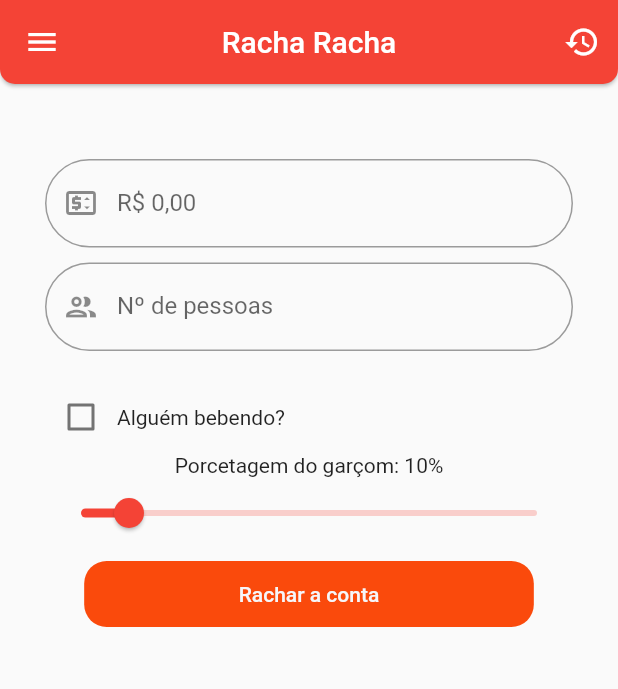
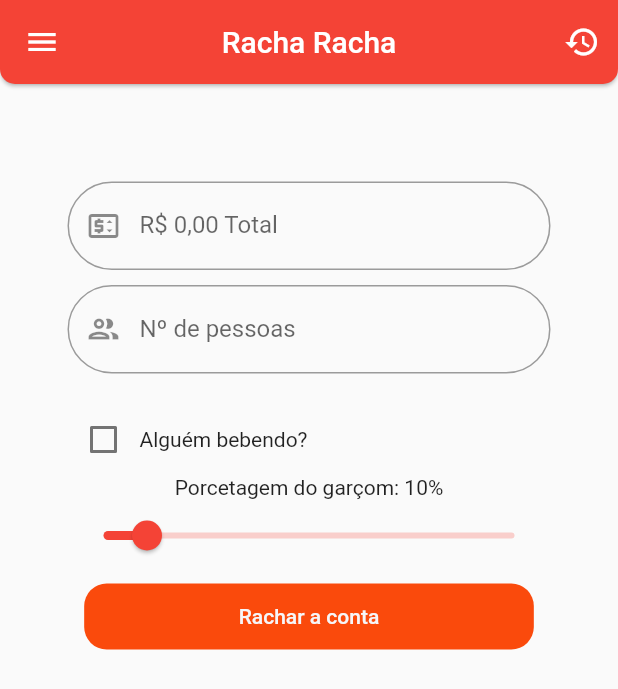
Before and after one commit to ivictoruan/rachaconta, a Flutter app: the screen it shows after launch, on a phone screen of 412 x 824 dp. Shown: the top 689 px of the screen. Run offline on Flutter 3.47's test engine with Material 2 defaults, Android fonts, the light colour scheme and no system bars.

Commit message:
Componentizei um widget de fazer pedidos (check_widget), trabalhei num controller para ele.

```diff
--- a/lib/src/core/widgets/custom_text_field.dart
+++ b/lib/src/core/widgets/custom_text_field.dart
@@ -4,24 +4,23 @@ class CustomTextField extends StatelessWidget {
 
   final String labelText;
   final IconData? icon;
+  final TextInputType? keyboardType;
 
   const CustomTextField(
     {
-      Key? key, required this.labelText, this.icon,
+      Key? key, required this.labelText, this.icon, this.keyboardType,
     }) : super(key: key);
 
   @override
   Widget build(BuildContext context) {
     return TextField(
+              keyboardType: keyboardType,
               decoration: InputDecoration(
                 labelText: labelText,
                 hintText: "Digite o $labelText",
                 prefixIcon:icon == null ? null : Icon(icon),
-                // icon: Icons.ac_unit_outlined,
                 border: const OutlineInputBorder(
-                  // borderSide: BorderSide(color: Colors.green, width: 2.0),
                   borderRadius: BorderRadius.all(Radius.circular(40.0)),
-
                 ),
               ),
             );
--- a/lib/src/model/check_model.dart
+++ b/lib/src/model/check_model.dart
@@ -3,10 +3,11 @@ class CheckModel {
   late String title;
   late double price;
   late DateTime creationDate;
-  late bool someoneDriking;
+  late bool isDriking;
+  late bool waiterPercentage;
   // poderia adicionar um campo para adicionar o local onde a conta foi feita! (funcinalidade de mostrar no mapa?)
 
-  CheckModel({id, title, price, creationDate, someoneDriking});
+  CheckModel({id, title, price, creationDate, someoneDriking, waiterPercentage});
 
   Map<String, dynamic> toMap() {
     return ({
@@ -14,7 +15,8 @@ class CheckModel {
       "title": title,
       "price": price,
       "creation_date": creationDate,
-      "someoneDriking": someoneDriking,
+      "isDriking": isDriking,
+      "waiterPercentage":waiterPercentage,
     });
   }
 }
--- a/lib/src/rachaconta_app.dart
+++ b/lib/src/rachaconta_app.dart
@@ -1,5 +1,5 @@
 import 'package:flutter/material.dart';
-import 'screens/home_screen.dart';
+import 'screens/home_screen/home_screen.dart';
 
 class RachaContaApp extends StatelessWidget {
   const RachaContaApp({Key? key}) : super(key: key);
--- a/lib/src/screens/home_screen.dart
+++ /dev/null
@@ -1,102 +0,0 @@
-import 'package:flutter/material.dart';
-import 'package:rachaconta/src/core/widgets/action_button.dart';
-import 'package:rachaconta/src/core/widgets/custom_text_field.dart';
-
-class HomeScreen extends StatefulWidget {
-  const HomeScreen({Key? key}) : super(key: key);
-
-
-  @override
-  State<HomeScreen> createState() => _HomeScreenState();
-}
-
-class _HomeScreenState extends State<HomeScreen> {
-  int numPeople = 1;
-  int peopleDriking = 0;
-  bool isDriking = false;
-  double totalPrice = 0.0;
-  double drinkPrice = 0.0;
-  double waiterPercentage = 10; // garçom
-
-
-  @override
-  Widget build(BuildContext context) {
-    return Scaffold(
-      appBar: AppBar(
-        shape: const RoundedRectangleBorder(
-          borderRadius: BorderRadius.vertical(
-            bottom: Radius.circular(10),
-          ),
-        ),
-        title: const Text("Racha Racha"),
-        centerTitle: true,
-        elevation: 1,
-          leading: IconButton(
-            onPressed: () => {},
-            icon: const Icon(Icons.menu),
-          ),
-        actions: [
-            IconButton(
-              onPressed: () => {},
-               icon: const Icon(Icons.history),
-            ),
-          ],
-      ),
-
-      body: Padding(
-        padding: const EdgeInsets.all(30),
-        child: Column(
-          children:  [
-            //Estão bebendo?
-            const SizedBox(height:20),
-            const CustomTextField(
-              labelText: "R\$ 0,00",
-              icon: Icons.price_change_outlined
-            ),
-            const SizedBox(height:10),
-            const CustomTextField(
-              labelText: "Nº de pessoas",
-              icon: Icons.people_outline_sharp
-            ),
-            const SizedBox(height:20),
-            Row(
-              children: [
-                Checkbox(
-                  value: isDriking,
-                   onChanged: (bool? newValue) {
-                    setState(() {
-                      isDriking = newValue!;
-                    });
-                  }
-                ),
-                const Text("Alguém bebendo?")
-              ],
-            ),
-            Text('Porcetagem do garçom: ' +
-                    waiterPercentage.toStringAsFixed(0) +
-                    '%'),
-            Slider(
-                value: waiterPercentage,
-                onChanged: (value) {
-                  setState(() {
-                    waiterPercentage = value;
-                  });
-                },
-                min: 0,
-                max: 100,
-                divisions: 100,
-                label: waiterPercentage.toStringAsFixed(0),
-              ),
-            // porcentagem do garçom
-            ActionButton(
-              "Rachar a conta",
-              onPressed: () {  },
-            )
-
-          ],
-        ),
-      ),
-
-    );
-  }
-}
--- /dev/null
+++ b/lib/src/screens/home_screen/home_screen.dart
@@ -0,0 +1,46 @@
+import 'package:flutter/material.dart';
+import 'package:rachaconta/src/screens/home_screen/widgets/check_widget/check_widget.dart';
+
+
+class HomeScreen extends StatefulWidget {
+  const HomeScreen({Key? key}) : super(key: key);
+
+
+  @override
+  State<HomeScreen> createState() => _HomeScreenState();
+}
+
+class _HomeScreenState extends State<HomeScreen> {
+
+
+  @override
+  Widget build(BuildContext context) {
+    return Scaffold(
+      appBar: AppBar(
+        shape: const RoundedRectangleBorder(
+          borderRadius: BorderRadius.vertical(
+            bottom: Radius.circular(10),
+          ),
+        ),
+        title: const Text("Racha Racha"),
+        centerTitle: true,
+        elevation: 1,
+          leading: IconButton(
+            onPressed: () => {},
+            icon: const Icon(Icons.menu),
+          ),
+        actions: [
+            IconButton(
+              onPressed: () => {},
+               icon: const Icon(Icons.history),
+            ),
+          ],
+      ),
+
+      body: const SafeArea(
+        child: CheckWidget()
+      ),
+
+    );
+  }
+}
--- /dev/null
+++ b/lib/src/screens/home_screen/widgets/check_widget/check_widget.dart
@@ -0,0 +1,128 @@
+import 'package:flutter/material.dart';
+import 'package:rachaconta/src/core/widgets/action_button.dart';
+import 'package:rachaconta/src/core/widgets/custom_text_field.dart';
+import 'package:rachaconta/src/screens/home_screen/widgets/check_widget/check_widget_controller.dart';
+
+
+class CheckWidget extends StatefulWidget {
+  const CheckWidget({ Key? key }) : super(key: key);
+
+  @override
+  _CheckWidgetState createState() => _CheckWidgetState();
+}
+
+
+class _CheckWidgetState extends State<CheckWidget> {
+
+  final CheckWidgetController _controller = CheckWidgetController();
+
+  final TextEditingController _totalPriceTextController = TextEditingController();
+  final TextEditingController _numPeopleTextController = TextEditingController();
+  // final TextEditingController _isDrikingTextController = TextEditingController();
+  // final TextEditingController _waiterPercentageTextController = TextEditingController();
+
+  String _totalPrice = "";
+  String _numPeople = "";
+  int peopleDriking = 0;
+  bool isDriking = false;
+  double drinkPrice = 0.0;
+  double waiterPercentage = 10; // garçom
+
+  String _errorMsg = "";
+
+
+  @override
+  void initState(){
+    super.initState();
+    _totalPriceTextController.addListener(() => {
+      _totalPrice = _totalPriceTextController.text }
+    );
+    _numPeopleTextController.addListener(() => {
+      _numPeople = _numPeopleTextController.text });
+  }
+
+  @override
+    void dispose(){
+      super.dispose();
+
+      _numPeopleTextController.dispose();
+      _totalPriceTextController.dispose();
+
+    }
+
+  // void doCheck(){
+  //     if(_controller.check(_totalPrice, _numPeople)) {
+  //       setState(() {
+  //         _errorMsg = "";
+  //       });
+
+  //       // print("Login was realized with success");
+  //       // Navigator.pushReplacementNamed(context, "/home");
+
+  //     } else {
+  //       setState(() {
+  //         _errorMsg = "Valores inválidos!";
+  //       });
+
+  //       // print("Login Error!");
+  //     }
+  // }
+
+  @override
+  Widget build(BuildContext context) {
+    return Padding(
+        padding: const EdgeInsets.all(45),
+        child: Column(
+          children:  [
+            //Estão bebendo?
+            const SizedBox(height:20),
+            const CustomTextField(
+              labelText: "R\$ 0,00 Total",
+              icon: Icons.price_change_outlined,
+              keyboardType: TextInputType.number,
+            ),
+            const SizedBox(height:10),
+            const CustomTextField(
+              labelText: "Nº de pessoas",
+              icon: Icons.people_outline_sharp
+            ),
+            const SizedBox(height:20),
+            Row(
+              children: [
+                Checkbox(
+                  value: isDriking,
+                   onChanged: (bool? newValue) {
+                    setState(() {
+                      isDriking = newValue!;
+                    });
+                  }
+                ),
+                const Text("Alguém bebendo?")
+              ],
+            ),
+            Text('Porcetagem do garçom: ' +
+                    waiterPercentage.toStringAsFixed(0) +
+                    '%'),
+            Slider(
+                value: waiterPercentage,
+                onChanged: (value) {
+                  setState(() {
+                    waiterPercentage = value;
+                  });
+                },
+                min: 0,
+                max: 100,
+                divisions: 100,
+                label: waiterPercentage.toStringAsFixed(0),
+              ),
+            // porcentagem do garçom
+            ActionButton(
+              "Rachar a conta",
+              onPressed: () {  },
+            )
+
+          ],
+        ),
+      );
+  }
+}
--- /dev/null
+++ b/lib/src/screens/home_screen/widgets/check_widget/check_widget_controller.dart
@@ -0,0 +1,12 @@
+class CheckWidgetController {
+ bool check(double totalPrice, int numPeople) {
+
+  //  print(">>> $email and $password");
+
+   if(numPeople>1 && totalPrice>0 ){
+     return true;
+   } else{
+     return false;
+   }
+ }
+}
```
